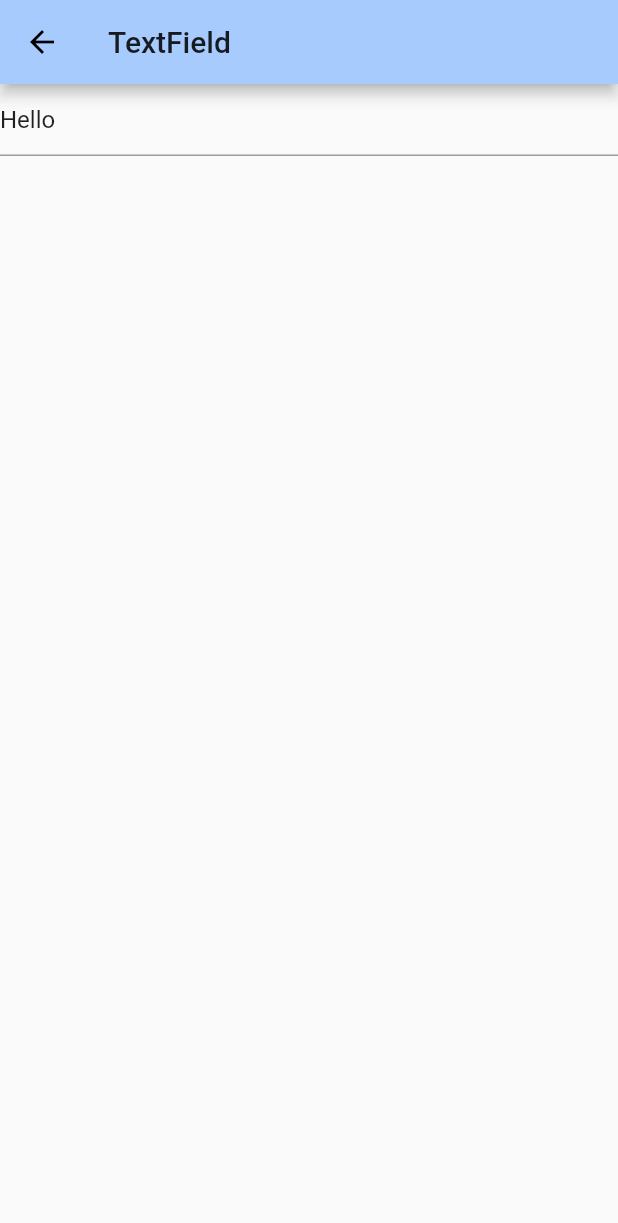
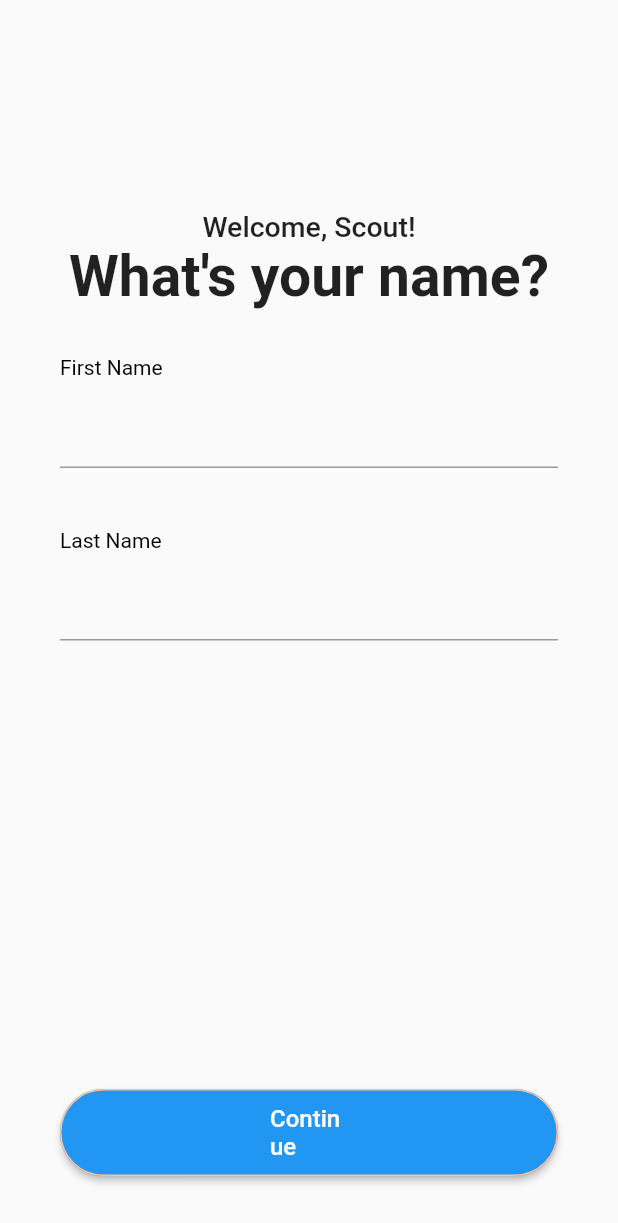
Before and after one commit to cocadev/flutter-rotterdam, a Flutter app: the TextFieldPage screen opened by its route, on a phone screen of 412 x 824 dp. Shown: the top 1223 px of the screen. Run offline on Flutter 3.47's test engine with Material 2 defaults, Android fonts, the phone set to English and light mode, and no system bars.

Commit message:
Update text_field_page.dart

```diff
--- a/lib/page/textfield/text_field_page.dart
+++ b/lib/page/textfield/text_field_page.dart
@@ -10,67 +10,87 @@ class _TextFieldState extends State<TextFieldPage> {
   @override
   Widget build(BuildContext context) {
     return Scaffold(
-      appBar: AppBar(
-        title: Text(PageName.TEXT_FIELD),
+        body: Container(
+            margin: EdgeInsets.all(40.0),
+            padding: EdgeInsets.only(top: 100.0),
+            child: Column(
+                mainAxisSize: MainAxisSize.max,
+                crossAxisAlignment: CrossAxisAlignment.center,
+                mainAxisAlignment: MainAxisAlignment.spaceBetween,
+                children: [
+                  Container(
+                    child: Column(
+                      children: <Widget>[
+                        Text(
+                          "Welcome, Scout!",
+                          style: TextStyle(
+                              fontSize: 19, fontWeight: FontWeight.w500),
                         ),
-      body: TextField(
-        controller: TextEditingController(text: "Hello"),
-        decoration: InputDecoration(
-            hasFloatingPlaceholder: true,
-            isDense: false,
-            contentPadding: EdgeInsets.symmetric(vertical: 10),
-            filled: false,
-            fillColor: RED,
-            errorBorder:
-                UnderlineInputBorder(borderRadius: BorderRadius.circular(100)),
-            semanticCounterText: "semati",
-            alignLabelWithHint: true),
-        keyboardType: TextInputType.url,
-        onTap: () {
-          print("Tab");
-        },
+                        Text(
+                          "What's your name?",
+                          style: TextStyle(
+                              fontSize: 38, fontWeight: FontWeight.w700),
+                        ),
+                        Column(
+                            crossAxisAlignment: CrossAxisAlignment.start,
+                            children: [
+                              Padding(
+                                padding: EdgeInsets.only(top: 30.0),
+                                child: Text(
+                                  "First Name",
+                                  style: TextStyle(
+                                    color: Colors.black,
+                                  ),
+                                ),
+                              ),
+                              TextField(
+                                controller: TextEditingController(text: ""),
+                                style: TextStyle(fontSize: 30.0),
                                 onChanged: (value) {
                                   print("value: $value");
                                 },
-        onSubmitted: (v) {
-          print("v: $v");
+                              ),
+                            ]),
+                        Padding(
+                            padding: EdgeInsets.only(top: 40.0),
+                            child: Column(
+                                crossAxisAlignment: CrossAxisAlignment.start,
+                                children: [
+                                  Text(
+                                    "Last Name",
+                                    style: TextStyle(
+                                      color: Colors.black,
+                                    ),
+                                  ),
+                                  TextField(
+                                    controller: TextEditingController(text: ""),
+                                    style: TextStyle(fontSize: 30.0),
+                                    onChanged: (value) {
+                                      print("value: $value");
                                     },
                                   ),
-    );
+                                ])),
+                      ],
+                    ),
+                  ),
+                  Container(
+                    alignment: Alignment.center,
+                    child: RaisedButton(
+                      onPressed: () {
+                        print("click");
+                      },
+                      color: Colors.blue,
+                      child: Text(
+                        "Continue",
+                        style: TextStyle(fontSize: 16, color: Colors.white),
+                      ),
+                      padding:
+                          EdgeInsets.symmetric(vertical: 10, horizontal: 140),
+                      shape: StadiumBorder(
+                        side: BorderSide(color: RED_LIGHT, width: 1),
+                      ),
+                    ),
+                  )
+                ])));
   }
 }
-//this.icon,
-//this.labelText,
-//this.labelStyle,
-//this.helperText,
-//this.helperStyle,
-//this.hintText,
-//this.hintStyle,
-//this.hintMaxLines,
-//this.errorText,
-//this.errorStyle,
-//this.errorMaxLines,
-//this.hasFloatingPlaceholder = true,
-//this.isDense,
-//this.contentPadding,
-//this.prefixIcon,
-//this.prefix,
-//this.prefixText,
-//this.prefixStyle,
-//this.suffixIcon,
-//this.suffix,
-//this.suffixText,
-//this.suffixStyle,
-//this.counterText,
-//this.counterStyle,
-//this.filled,
-//this.fillColor,
-//this.errorBorder,
-//this.focusedBorder,
-//this.focusedErrorBorder,
-//this.disabledBorder,
-//this.enabledBorder,
-//this.border,
-//this.enabled = true,
-//this.semanticCounterText,
-//this.alignLabelWithHint,
```
Lines whose indentation alone changed are shown as unchanged.
